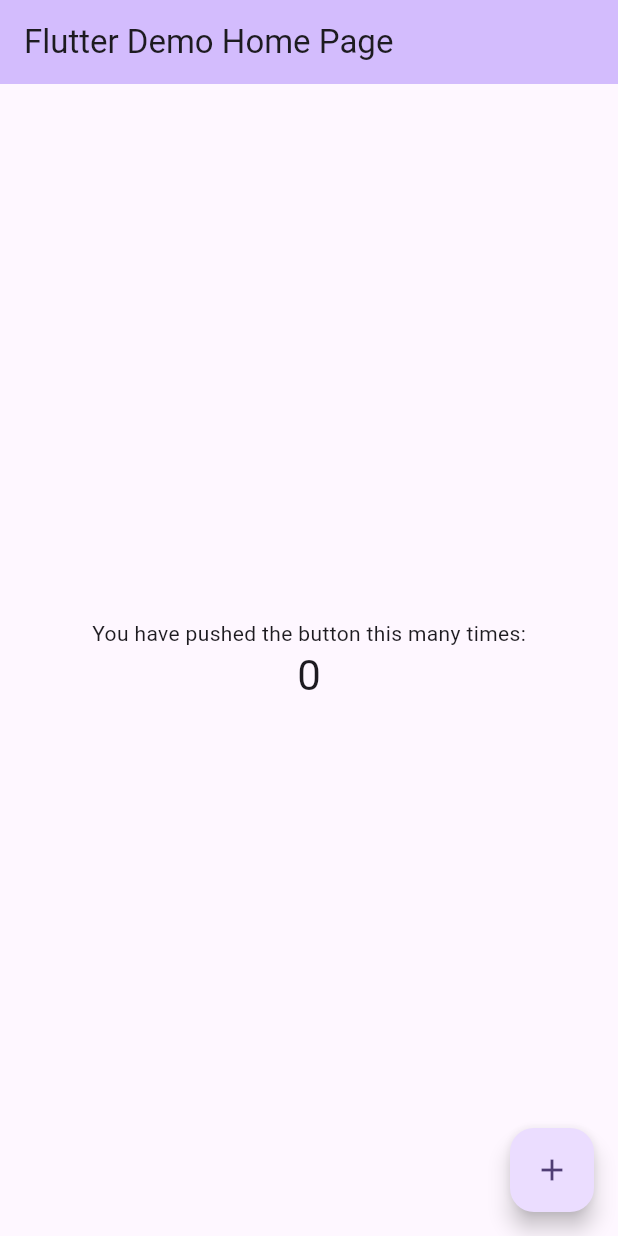
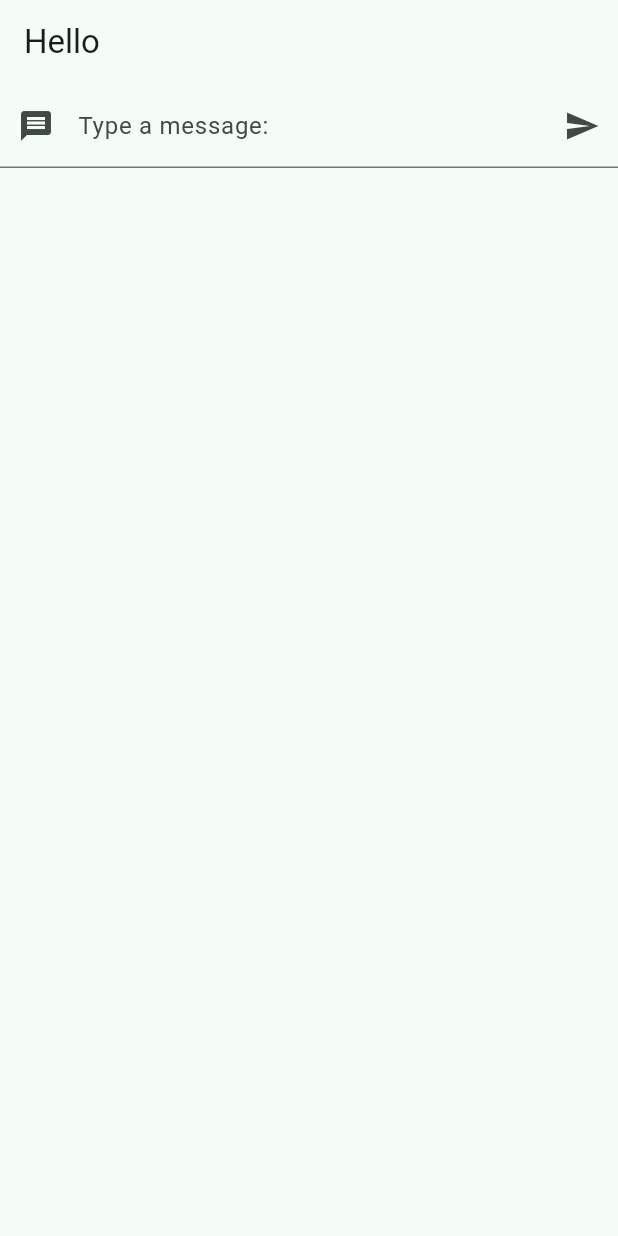
Before and after one commit to StamatisOrfanos/flutter-app, a Flutter app: the screen it shows after launch, on a phone screen of 412 x 824 dp. Run offline on Flutter 3.47's test engine with Material 3 defaults, Android fonts, the phone set to English and light mode, and no system bars.

```diff
--- a/flutter_application/lib/main.dart
+++ b/flutter_application/lib/main.dart
@@ -11,115 +11,74 @@ class MyApp extends StatelessWidget {
   @override
   Widget build(BuildContext context) {
     return MaterialApp(
-      title: 'Flutter Demo',
+      title: 'Basic Social Media App',
       theme: ThemeData(
-        // This is the theme of your application.
-        //
-        // TRY THIS: Try running your application with "flutter run". You'll see
-        // the application has a purple toolbar. Then, without quitting the app,
-        // try changing the seedColor in the colorScheme below to Colors.green
-        // and then invoke "hot reload" (save your changes or press the "hot
-        // reload" button in a Flutter-supported IDE, or press "r" if you used
-        // the command line to start the app).
-        //
-        // Notice that the counter didn't reset back to zero; the application
-        // state is not lost during the reload. To reset the state, use hot
-        // restart instead.
-        //
-        // This works for code too, not just values: Most code changes can be
-        // tested with just a hot reload.
-        colorScheme: ColorScheme.fromSeed(seedColor: Colors.deepPurple),
+        colorScheme: ColorScheme.fromSeed(seedColor: const Color.fromARGB(255, 114, 113, 112)),
         useMaterial3: true,
       ),
-      home: const MyHomePage(title: 'Flutter Demo Home Page'),
+      home: MyHomePage(),
     );
   }
 }
 
+
+
 class MyHomePage extends StatefulWidget {
-  const MyHomePage({super.key, required this.title});
-
-  // This widget is the home page of your application. It is stateful, meaning
-  // that it has a State object (defined below) that contains fields that affect
-  // how it looks.
-
-  // This class is the configuration for the state. It holds the values (in this
-  // case the title) provided by the parent (in this case the App widget) and
-  // used by the build method of the State. Fields in a Widget subclass are
-  // always marked "final".
-
-  final String title;
+  const MyHomePage({super.key});
 
   @override
   State<MyHomePage> createState() => _MyHomePageState();
 }
 
 class _MyHomePageState extends State<MyHomePage> {
-  int _counter = 0;
+  String text = "";
 
-  void _incrementCounter() {
-    setState(() {
-      // This call to setState tells the Flutter framework that something has
-      // changed in this State, which causes it to rerun the build method below
-      // so that the display can reflect the updated values. If we changed
-      // _counter without calling setState(), then the build method would not be
-      // called again, and so nothing would appear to happen.
-      _counter++;
-    });
+  @override
+  Widget build(BuildContext context) {
+    return Scaffold(
+      appBar: AppBar(title: Text("Hello")),
+      body: Column(
+        children: [TextInputWidget(), Text(this.text)],
+        )
+      );
+  }
+
+}
+
+
+class TextInputWidget extends StatefulWidget {
+  const TextInputWidget({super.key});
+
+  @override
+  State<TextInputWidget> createState() => _TextInputWidgetState();
+}
+
+class _TextInputWidgetState extends State<TextInputWidget> {
+  final controller = TextEditingController();
+
+  @override
+  void dispose() {
+    super.dispose();
+    controller.dispose();
+  }
+
+  // Callback to get the value from the text of this widget.
+  // TextInputWidget() -> class TextInputWidget extends StatefulWidget -> class _TextInputWidgetState extends State<TextInputWidget>
+  void click() {
+
   }
 
   @override
   Widget build(BuildContext context) {
-    // This method is rerun every time setState is called, for instance as done
-    // by the _incrementCounter method above.
-    //
-    // The Flutter framework has been optimized to make rerunning build methods
-    // fast, so that you can just rebuild anything that needs updating rather
-    // than having to individually change instances of widgets.
-    return Scaffold(
-      appBar: AppBar(
-        // TRY THIS: Try changing the color here to a specific color (to
-        // Colors.amber, perhaps?) and trigger a hot reload to see the AppBar
-        // change color while the other colors stay the same.
-        backgroundColor: Theme.of(context).colorScheme.inversePrimary,
-        // Here we take the value from the MyHomePage object that was created by
-        // the App.build method, and use it to set our appbar title.
-        title: Text(widget.title),
-      ),
-      body: Center(
-        // Center is a layout widget. It takes a single child and positions it
-        // in the middle of the parent.
-        child: Column(
-          // Column is also a layout widget. It takes a list of children and
-          // arranges them vertically. By default, it sizes itself to fit its
-          // children horizontally, and tries to be as tall as its parent.
-          //
-          // Column has various properties to control how it sizes itself and
-          // how it positions its children. Here we use mainAxisAlignment to
-          // center the children vertically; the main axis here is the vertical
-          // axis because Columns are vertical (the cross axis would be
-          // horizontal).
-          //
-          // TRY THIS: Invoke "debug painting" (choose the "Toggle Debug Paint"
-          // action in the IDE, or press "p" in the console), to see the
-          // wireframe for each widget.
-          mainAxisAlignment: MainAxisAlignment.center,
-          children: <Widget>[
-            const Text(
-              'You have pushed the button this many times:',
+    return TextField(
+          controller: controller,
+          decoration: InputDecoration(
+            prefixIcon: Icon(Icons.message),
+            labelText: "Type a message:",
+            suffixIcon: IconButton(
+              icon: Icon(Icons.send), splashColor: Colors.blue, tooltip: "Send Massage", onPressed: click,
+              )
             ),
-            Text(
-              '$_counter',
-              style: Theme.of(context).textTheme.headlineMedium,
-            ),
-          ],
-        ),
-      ),
-      floatingActionButton: FloatingActionButton(
-        onPressed: _incrementCounter,
-        tooltip: 'Increment',
-        child: const Icon(Icons.add),
-      ), // This trailing comma makes auto-formatting nicer for build methods.
-    );
+          );
   }
 }
```
Also changed, not shown: 1 other file.
